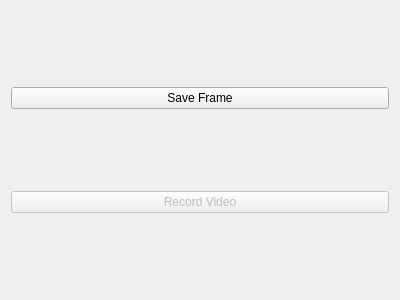
Old version of the form videowriterwidget.ui in the repository erikmwerner/QUVCView.
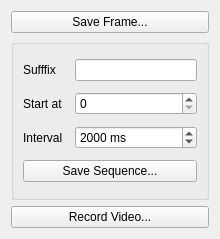
New version of the form.

Commit message: fixed bgr flickering. added image sequence and video writing

What changed in the file:
```diff
--- a/videowriterwidget.ui
+++ b/videowriterwidget.ui
@@ -6,28 +6,88 @@
    <rect>
     <x>0</x>
     <y>0</y>
-    <width>400</width>
-    <height>300</height>
+    <width>220</width>
+    <height>239</height>
    </rect>
   </property>
   <property name="windowTitle">
    <string>Form</string>
   </property>
-  <layout class="QGridLayout" name="gridLayout">
+  <layout class="QGridLayout" name="gridLayout_2">
    <item row="0" column="0">
     <widget class="QPushButton" name="pushButtonSaveFrame">
      <property name="text">
-      <string>Save Frame</string>
+      <string>Save Frame...</string>
      </property>
     </widget>
    </item>
    <item row="1" column="0">
+    <widget class="QGroupBox" name="groupBox">
+     <property name="title">
+      <string/>
+     </property>
+     <layout class="QGridLayout" name="gridLayout">
+      <item row="2" column="0">
+       <widget class="QLabel" name="labelSequenceInterval">
+        <property name="text">
+         <string>Interval</string>
+        </property>
+       </widget>
+      </item>
+      <item row="0" column="0">
+       <widget class="QLabel" name="labelSequenceSuffix">
+        <property name="text">
+         <string>Sufffix</string>
+        </property>
+       </widget>
+      </item>
+      <item row="1" column="2">
+       <widget class="QSpinBox" name="spinBoxSequenceStart">
+        <property name="maximum">
+         <number>999999999</number>
+        </property>
+       </widget>
+      </item>
+      <item row="1" column="0" colspan="2">
+       <widget class="QLabel" name="labelSequenceStart">
+        <property name="text">
+         <string>Start at</string>
+        </property>
+       </widget>
+      </item>
+      <item row="2" column="2">
+       <widget class="QSpinBox" name="spinBoxSequenceInterval">
+        <property name="suffix">
+         <string> ms</string>
+        </property>
+        <property name="maximum">
+         <number>999999999</number>
+        </property>
+        <property name="value">
+         <number>2000</number>
+        </property>
+       </widget>
+      </item>
+      <item row="0" column="2">
+       <widget class="QLineEdit" name="lineEditSuffix"/>
+      </item>
+      <item row="3" column="0" colspan="3">
+       <widget class="QPushButton" name="pushButtonSaveSequence">
+        <property name="text">
+         <string>Save Sequence...</string>
+        </property>
+       </widget>
+      </item>
+     </layout>
+    </widget>
+   </item>
+   <item row="3" column="0">
     <widget class="QPushButton" name="pushButtonRecordVideo">
      <property name="enabled">
-      <bool>false</bool>
+      <bool>true</bool>
      </property>
      <property name="text">
-      <string>Record Video</string>
+      <string>Record Video...</string>
      </property>
     </widget>
    </item>
```
The commit also changes 8 other files.
